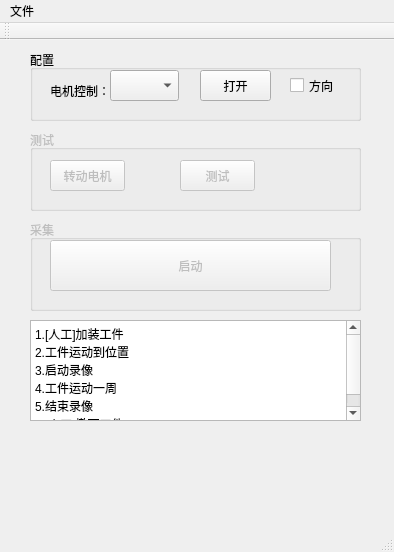
This is trunk/ProjectCode/SGVcode/main_gui_crack/mainwindow.ui in blacksherry0831/slicOutDoorParallelCollection.Spiral as Qt 5 draws it before an edit. The edited form follows.
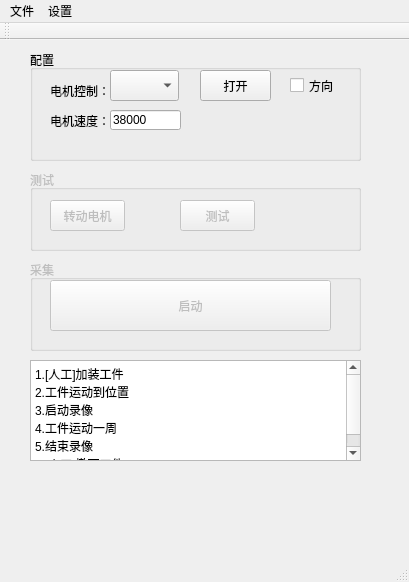
This is the edited form.

The edit to the form file:
```diff
--- a/trunk/ProjectCode/SGVcode/main_gui_crack/mainwindow.ui
+++ b/trunk/ProjectCode/SGVcode/main_gui_crack/mainwindow.ui
@@ -6,8 +6,8 @@
    <rect>
     <x>0</x>
     <y>0</y>
-    <width>394</width>
-    <height>552</height>
+    <width>409</width>
+    <height>582</height>
    </rect>
   </property>
   <property name="windowTitle">
@@ -18,7 +18,7 @@
     <property name="geometry">
      <rect>
       <x>30</x>
-      <y>280</y>
+      <y>320</y>
       <width>331</width>
       <height>101</height>
      </rect>
@@ -39,7 +39,7 @@
     <property name="geometry">
      <rect>
       <x>30</x>
-      <y>180</y>
+      <y>220</y>
       <width>331</width>
       <height>91</height>
      </rect>
@@ -68,7 +68,7 @@
     <property name="geometry">
      <rect>
       <x>30</x>
-      <y>90</y>
+      <y>130</y>
       <width>331</width>
       <height>81</height>
      </rect>
@@ -115,7 +115,7 @@
       <x>30</x>
       <y>10</y>
       <width>331</width>
-      <height>71</height>
+      <height>111</height>
      </rect>
     </property>
     <property name="title">
@@ -160,6 +160,38 @@
       <string>打开</string>
      </property>
     </widget>
+    <widget class="QLineEdit" name="lineEdit_Speed">
+     <property name="geometry">
+      <rect>
+       <x>80</x>
+       <y>60</y>
+       <width>71</width>
+       <height>20</height>
+      </rect>
+     </property>
+     <property name="text">
+      <string>38000</string>
+     </property>
+     <property name="maxLength">
+      <number>5</number>
+     </property>
+    </widget>
+    <widget class="QLabel" name="label_2">
+     <property name="geometry">
+      <rect>
+       <x>20</x>
+       <y>60</y>
+       <width>71</width>
+       <height>21</height>
+      </rect>
+     </property>
+     <property name="text">
+      <string>电机速度：</string>
+     </property>
+     <property name="textFormat">
+      <enum>Qt::PlainText</enum>
+     </property>
+    </widget>
    </widget>
    <widget class="QCheckBox" name="checkBox_RunDirect">
     <property name="geometry">
@@ -180,7 +212,7 @@
     <rect>
      <x>0</x>
      <y>0</y>
-     <width>394</width>
+     <width>409</width>
      <height>23</height>
     </rect>
    </property>
@@ -191,7 +223,13 @@
     <addaction name="actionload"/>
     <addaction name="actionclose"/>
    </widget>
+   <widget class="QMenu" name="menu_2">
+    <property name="title">
+     <string>设置</string>
+    </property>
+   </widget>
    <addaction name="menu"/>
+   <addaction name="menu_2"/>
   </widget>
   <widget class="QToolBar" name="mainToolBar">
    <attribute name="toolBarArea">
```
